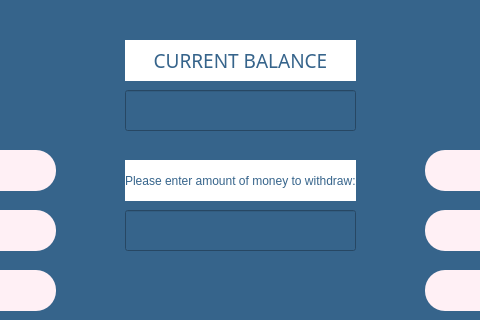
The window that withdrawpage.ui (melihorhanyilmaz/Project) describes before a commit, drawn with Qt 5; both pictures show x 155 to 635 and y 0 to 320 of the 800 by 600 pixel window.
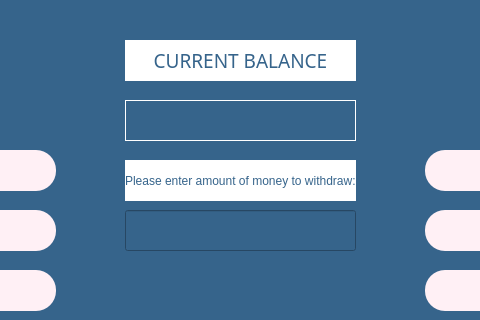
The same window after the commit.

```diff
--- a/withdrawpage.ui
+++ b/withdrawpage.ui
@@ -42,23 +42,6 @@
      <bool>false</bool>
     </property>
    </widget>
-   <widget class="QLineEdit" name="li_balance">
-    <property name="geometry">
-     <rect>
-      <x>280</x>
-      <y>90</y>
-      <width>231</width>
-      <height>41</height>
-     </rect>
-    </property>
-    <property name="styleSheet">
-     <string notr="true">color: rgb(255, 255, 255);
-font: 63 14pt &quot;Montserrat SemiBold&quot;;</string>
-    </property>
-    <property name="alignment">
-     <set>Qt::AlignCenter</set>
-    </property>
-   </widget>
    <widget class="QLineEdit" name="li_amount_withdraw">
     <property name="geometry">
      <rect>
@@ -532,6 +515,26 @@
      <string>Clear</string>
     </property>
    </widget>
+   <widget class="QLabel" name="la_balance">
+    <property name="geometry">
+     <rect>
+      <x>280</x>
+      <y>100</y>
+      <width>231</width>
+      <height>41</height>
+     </rect>
+    </property>
+    <property name="styleSheet">
+     <string notr="true">font: 63 14pt &quot;Montserrat SemiBold&quot;;
+color: rgb(255, 255, 255);</string>
+    </property>
+    <property name="frameShape">
+     <enum>QFrame::Box</enum>
+    </property>
+    <property name="text">
+     <string/>
+    </property>
+   </widget>
   </widget>
   <widget class="QMenuBar" name="menubar">
    <property name="geometry">
```
Left out of the diff: 2 changed lines with no effect on the pictures.
